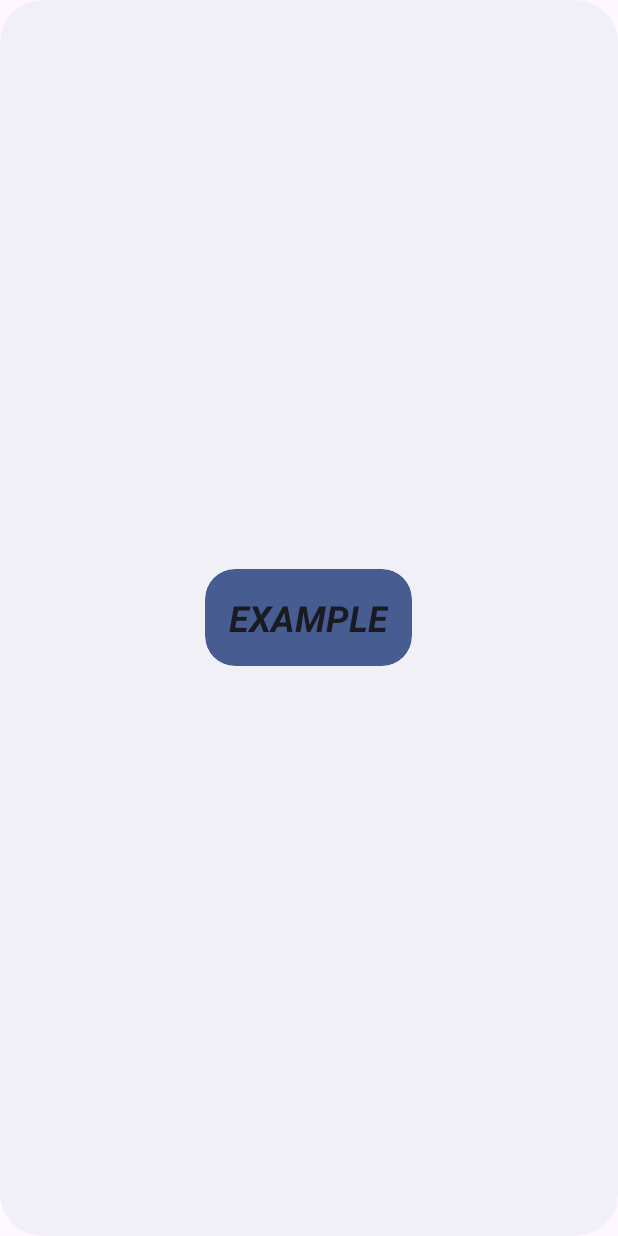
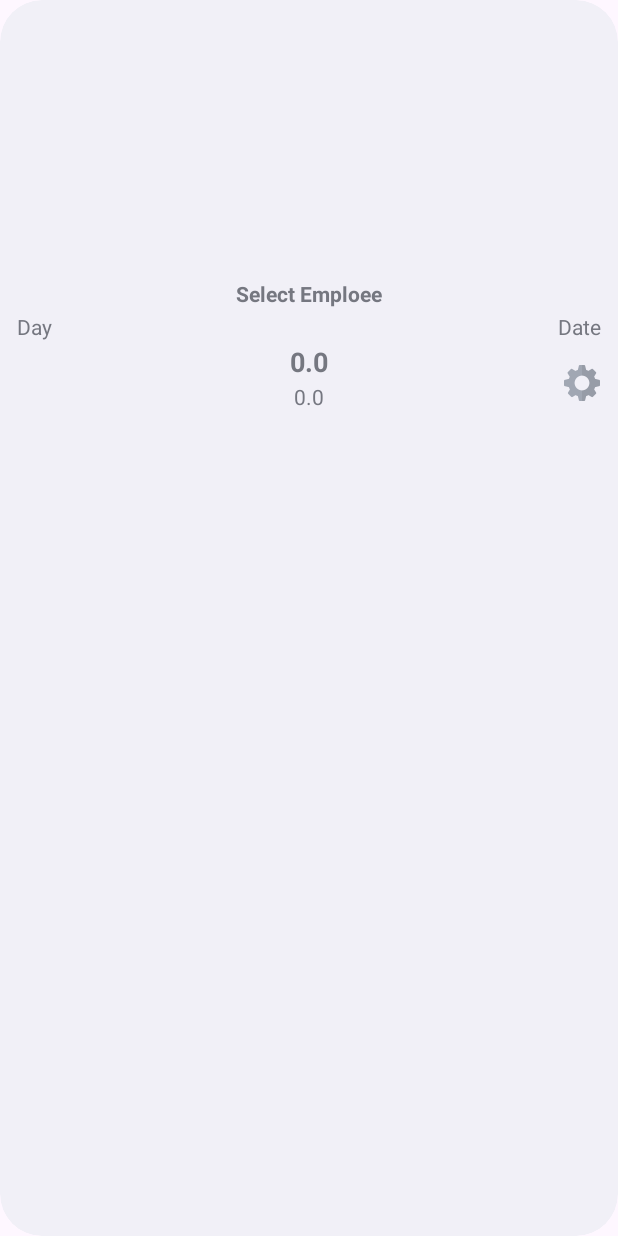
Before and after one commit to VoroninIlya/HoursCalcualtor, an Android app: the layout day_widget.xml on its own in the app's theme, with its tools: preview values and no code run, on a phone screen of 412 x 824 dp. Run offline under Robolectric (Android 15) with nearby library versions, the light colour scheme and no system bars.

Commit message:
day widget implemented

```diff
--- a/app/src/main/res/layout/day_widget.xml
+++ b/app/src/main/res/layout/day_widget.xml
@@ -1,19 +1,95 @@
-<RelativeLayout xmlns:android="http://schemas.android.com/apk/res/android"
+<LinearLayout xmlns:android="http://schemas.android.com/apk/res/android"
     style="@style/Widget.HoursCalculator.AppWidget.Container"
+    xmlns:app="http://schemas.android.com/apk/res-auto"
+    android:id="@+id/widget"
     android:layout_width="match_parent"
     android:layout_height="match_parent"
+    android:orientation="vertical"
     android:theme="@style/Theme.HoursCalculator.AppWidgetContainer">
 
-    <TextView
-        android:id="@+id/appwidget_text"
-        style="@style/Widget.HoursCalculator.AppWidget.InnerView"
-        android:layout_width="wrap_content"
-        android:layout_height="wrap_content"
-        android:layout_centerHorizontal="true"
-        android:layout_centerVertical="true"
-        android:layout_margin="8dp"
-        android:contentDescription="@string/appwidget_text"
-        android:text="@string/appwidget_text"
-        android:textSize="24sp"
-        android:textStyle="bold|italic" />
-</RelativeLayout>
+    <RelativeLayout
+        android:layout_width="match_parent"
+        android:layout_height="match_parent"
+        android:orientation="vertical"
+        android:layout_weight="75">
+
+        <TextView
+            android:id="@+id/employee"
+            android:layout_width="wrap_content"
+            android:layout_height="wrap_content"
+            android:layout_alignParentBottom="true"
+            android:layout_centerHorizontal="true"
+            android:layout_marginBottom="1dp"
+            android:text="Select Emploee"
+            android:textStyle="bold" />
+
+    </RelativeLayout>
+    <RelativeLayout
+        android:layout_width="match_parent"
+        android:layout_height="match_parent"
+        android:orientation="vertical"
+        android:layout_weight="25">
+
+        <TextView
+            android:id="@+id/weekDay"
+            android:layout_width="wrap_content"
+            android:layout_height="wrap_content"
+            android:layout_alignParentStart="true"
+            android:layout_alignParentTop="true"
+            android:layout_marginStart="10dp"
+            android:layout_marginTop="1dp"
+            android:text="Day" />
+
+        <TextView
+            android:id="@+id/date"
+            android:layout_width="wrap_content"
+            android:layout_height="wrap_content"
+            android:layout_alignParentTop="true"
+            android:layout_alignParentEnd="true"
+            android:layout_marginTop="1dp"
+            android:layout_marginEnd="10dp"
+            android:text="Date" />
+
+        <TextView
+            android:id="@+id/hours"
+            android:layout_width="wrap_content"
+            android:layout_height="wrap_content"
+            android:layout_below="@+id/weekDay"
+            android:layout_centerHorizontal="true"
+            android:layout_marginTop="1dp"
+            android:text="0.0"
+            android:textSize="18sp"
+            android:textStyle="bold" />
+
+        <TextView
+            android:id="@+id/salary"
+            android:layout_width="wrap_content"
+            android:layout_height="wrap_content"
+            android:layout_below="@+id/hours"
+            android:layout_centerHorizontal="true"
+            android:layout_marginTop="1dp"
+            android:text="0.0" />
+
+        <ImageButton
+            style="@style/Widget.Material3.Button.IconButton"
+            android:id="@+id/settings_button"
+            android:layout_width="35dp"
+            android:layout_height="35dp"
+            android:layout_below="@+id/date"
+            android:layout_alignParentEnd="true"
+            android:layout_marginTop="10dp"
+            android:layout_marginEnd="5dp"
+            android:src="@mipmap/settings" />
+
+        <ImageButton
+            style="@style/Widget.Material3.Button.IconButton"
+            android:id="@+id/update_button"
+            android:layout_width="35dp"
+            android:layout_height="35dp"
+            android:layout_below="@+id/date"
+            android:layout_alignParentStart="true"
+            android:layout_marginStart="5dp"
+            android:layout_marginTop="10dp" />
+
+    </RelativeLayout>
+</LinearLayout>
--- a/app/src/main/res/layout/item_card.xml
+++ b/app/src/main/res/layout/item_card.xml
@@ -20,6 +20,7 @@
             android:focusable="true"
             android:foreground="?attr/selectableItemBackgroundBorderless"
             android:minWidth="250dp"
+            app:cardElevation="0dp"
             app:cardBackgroundColor="#00FFFFFF">
 
             <FrameLayout
@@ -45,6 +46,7 @@
             android:layout_marginTop="0dp"
             android:background="@drawable/item_card_layout_shape"
             android:minWidth="250dp"
+            app:cardElevation="0dp"
             app:cardBackgroundColor="#00FFFFFF">
 
             <FrameLayout
--- a/app/src/main/res/values/styles.xml
+++ b/app/src/main/res/values/styles.xml
@@ -31,4 +31,11 @@
         <item name="android:textColor">?android:attr/textColorPrimary</item>
     </style>
 
+    <style name="TransparentActivity" parent="Theme.MaterialComponents.NoActionBar">
+        <item name="android:windowNoTitle">true</item>
+        <item name="android:windowIsFloating">true</item>
+        <item name="android:windowIsTranslucent">true</item>
+        <item name="android:windowBackground">@android:color/transparent</item>
+    </style>
+
 </resources>
--- a/app/src/main/res/values/themes.xml
+++ b/app/src/main/res/values/themes.xml
@@ -40,7 +40,7 @@
 
     <style name="Theme.HoursCalculator.AppWidgetContainer" parent="Theme.HoursCalculator.AppWidgetContainerParent">
         <!-- Apply padding to avoid the content of the widget colliding with the rounded corners -->
-        <item name="appWidgetPadding">16dp</item>
+        <item name="appWidgetPadding">1dp</item>
     </style>
 
 </resources>
--- a/app/src/main/res/xml/day_widget_info.xml
+++ b/app/src/main/res/xml/day_widget_info.xml
@@ -10,5 +10,5 @@
     android:previewLayout="@layout/day_widget"
     android:targetCellWidth="2"
     android:targetCellHeight="1"
-    android:updatePeriodMillis="86400000"
+    android:updatePeriodMillis="1800000"
     android:widgetCategory="home_screen" />
```
Also changed, not shown: app/src/main/AndroidManifest.xml (+11 -2 lines), app/src/main/java/com/svilvo/dialogs/DayWidgetSettingsDialog.java (added, +84 -0 lines), app/src/main/java/com/svilvo/dialogs/DayWidgetSettingsDialogCallback.java (added, +7 -0 lines), app/src/main/java/com/svilvo/hourscalculator/DayWidget.java (+166 -3 lines), app/src/main/java/com/svilvo/hourscalculator/DayWidgetSettingsActivity.java (added, +100 -0 lines), app/src/main/res/layout/activity_day_widget_settings.xml (added, +12 -0 lines), app/src/main/res/layout/dialog_day_widget_settings_picker.xml (added, +45 -0 lines), app/src/main/res/values/strings.xml (+4 -3 lines), app/src/main/res/mipmap-hdpi/settings.webp (added), app/src/main/res/mipmap-mdpi/settings.webp (added), app/src/main/res/mipmap-xhdpi/settings.webp (added), app/src/main/res/mipmap-xxhdpi/settings.webp (added), app/src/main/res/mipmap-xxxhdpi/settings.webp (added), 1 other file.
